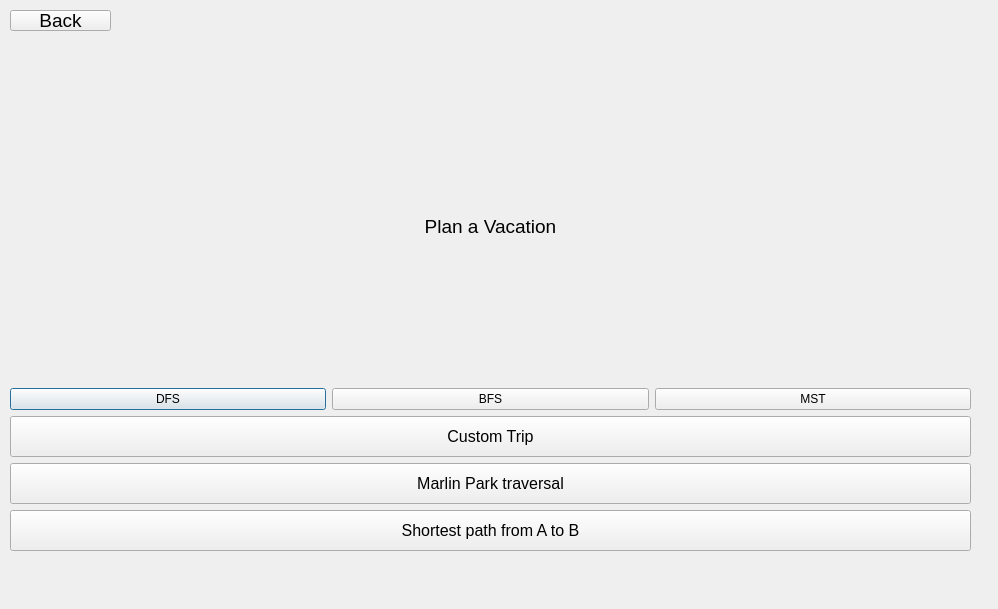
The window that BaseballProject2/tripplanner.ui (tholm1/CS1D-Project-2-Baseball) describes before a commit, drawn with Qt 5.
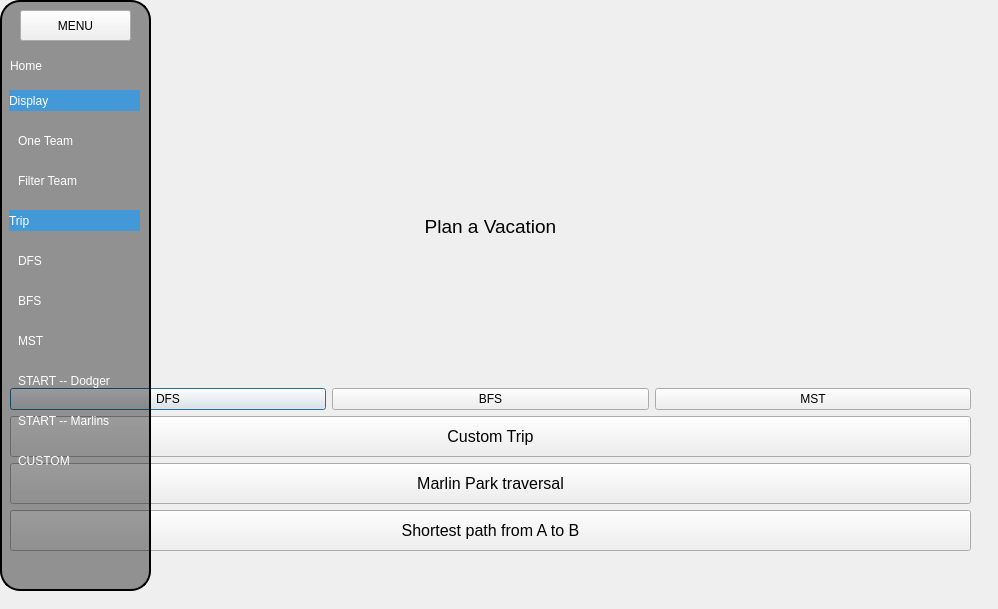
The same window after the commit. The open tabs and pages were chosen to show the change. Icons and pictures are not drawn.

Commit message: Major UI update: Fully implement Menu feature

```diff
--- a/BaseballProject2/tripplanner.ui
+++ b/BaseballProject2/tripplanner.ui
@@ -18,8 +18,8 @@
     <rect>
      <x>0</x>
      <y>0</y>
-     <width>991</width>
-     <height>631</height>
+     <width>981</width>
+     <height>621</height>
     </rect>
    </property>
    <property name="styleSheet">
@@ -151,27 +151,6 @@
       </item>
      </layout>
     </widget>
-    <widget class="QPushButton" name="PushButton_BackToMain">
-     <property name="geometry">
-      <rect>
-       <x>10</x>
-       <y>10</y>
-       <width>101</width>
-       <height>21</height>
-      </rect>
-     </property>
-     <property name="font">
-      <font>
-       <pointsize>14</pointsize>
-      </font>
-     </property>
-     <property name="styleSheet">
-      <string notr="true"/>
-     </property>
-     <property name="text">
-      <string>Back</string>
-     </property>
-    </widget>
    </widget>
    <widget class="QWidget" name="DijkstrasSelectionScreen">
     <widget class="QWidget" name="layoutWidget_8">
@@ -771,6 +750,359 @@
     </widget>
    </widget>
   </widget>
+  <widget class="QFrame" name="frame">
+   <property name="geometry">
+    <rect>
+     <x>0</x>
+     <y>0</y>
+     <width>151</width>
+     <height>591</height>
+    </rect>
+   </property>
+   <property name="autoFillBackground">
+    <bool>false</bool>
+   </property>
+   <property name="styleSheet">
+    <string notr="true">QPushButton:checked {
+	background-color: #4398D8;
+}
+QPushButton:hover{
+	background-color: #85C1E9
+}
+#frame { border: 2px solid black;
+border-radius:20px;
+background-color:rgba(0,0,0,100); }
+
+</string>
+   </property>
+   <property name="frameShape">
+    <enum>QFrame::StyledPanel</enum>
+   </property>
+   <property name="frameShadow">
+    <enum>QFrame::Raised</enum>
+   </property>
+   <widget class="QPushButton" name="pushButton">
+    <property name="geometry">
+     <rect>
+      <x>20</x>
+      <y>10</y>
+      <width>111</width>
+      <height>31</height>
+     </rect>
+    </property>
+    <property name="styleSheet">
+     <string notr="true">font: 700 12pt &quot;Segoe Print&quot;;</string>
+    </property>
+    <property name="text">
+     <string>MENU</string>
+    </property>
+   </widget>
+   <widget class="QPushButton" name="display_menu">
+    <property name="geometry">
+     <rect>
+      <x>9</x>
+      <y>90</y>
+      <width>131</width>
+      <height>21</height>
+     </rect>
+    </property>
+    <property name="sizePolicy">
+     <sizepolicy hsizetype="Minimum" vsizetype="Fixed">
+      <horstretch>0</horstretch>
+      <verstretch>0</verstretch>
+     </sizepolicy>
+    </property>
+    <property name="focusPolicy">
+     <enum>Qt::StrongFocus</enum>
+    </property>
+    <property name="layoutDirection">
+     <enum>Qt::RightToLeft</enum>
+    </property>
+    <property name="styleSheet">
+     <string notr="true">text-align: left;
+border: none;
+color: rgb(255, 255, 255);</string>
+    </property>
+    <property name="text">
+     <string>Display</string>
+    </property>
+    <property name="icon">
+     <iconset resource="Resources.qrc">
+      <normaloff>:/icons/feather/arrow-right.svg</normaloff>
+      <normalon>:/icons/feather/arrow-down.svg</normalon>:/icons/feather/arrow-right.svg</iconset>
+    </property>
+    <property name="checkable">
+     <bool>true</bool>
+    </property>
+    <property name="checked">
+     <bool>true</bool>
+    </property>
+   </widget>
+   <widget class="QWidget" name="team_widget" native="true">
+    <property name="geometry">
+     <rect>
+      <x>9</x>
+      <y>120</y>
+      <width>131</width>
+      <height>81</height>
+     </rect>
+    </property>
+    <widget class="QPushButton" name="one_team">
+     <property name="geometry">
+      <rect>
+       <x>9</x>
+       <y>10</y>
+       <width>111</width>
+       <height>22</height>
+      </rect>
+     </property>
+     <property name="focusPolicy">
+      <enum>Qt::NoFocus</enum>
+     </property>
+     <property name="styleSheet">
+      <string notr="true">text-align: left;
+border: none;
+color: rgb(255, 255, 255);</string>
+     </property>
+     <property name="text">
+      <string>One Team</string>
+     </property>
+    </widget>
+    <widget class="QPushButton" name="filterTeam">
+     <property name="geometry">
+      <rect>
+       <x>9</x>
+       <y>50</y>
+       <width>111</width>
+       <height>22</height>
+      </rect>
+     </property>
+     <property name="focusPolicy">
+      <enum>Qt::NoFocus</enum>
+     </property>
+     <property name="styleSheet">
+      <string notr="true">text-align: left;
+border: none;
+color: rgb(255, 255, 255);</string>
+     </property>
+     <property name="text">
+      <string>Filter Team</string>
+     </property>
+    </widget>
+   </widget>
+   <widget class="QPushButton" name="Trip_button">
+    <property name="geometry">
+     <rect>
+      <x>9</x>
+      <y>210</y>
+      <width>131</width>
+      <height>21</height>
+     </rect>
+    </property>
+    <property name="focusPolicy">
+     <enum>Qt::StrongFocus</enum>
+    </property>
+    <property name="layoutDirection">
+     <enum>Qt::RightToLeft</enum>
+    </property>
+    <property name="styleSheet">
+     <string notr="true">text-align: left;
+border: none;
+color: rgb(255, 255, 255);</string>
+    </property>
+    <property name="text">
+     <string>Trip</string>
+    </property>
+    <property name="icon">
+     <iconset resource="Resources.qrc">
+      <normaloff>:/icons/feather/arrow-right.svg</normaloff>
+      <normalon>:/icons/feather/arrow-down.svg</normalon>:/icons/feather/arrow-right.svg</iconset>
+    </property>
+    <property name="checkable">
+     <bool>true</bool>
+    </property>
+    <property name="checked">
+     <bool>true</bool>
+    </property>
+   </widget>
+   <widget class="QWidget" name="widget" native="true">
+    <property name="geometry">
+     <rect>
+      <x>9</x>
+      <y>250</y>
+      <width>131</width>
+      <height>261</height>
+     </rect>
+    </property>
+    <widget class="QPushButton" name="DFS_2">
+     <property name="geometry">
+      <rect>
+       <x>9</x>
+       <y>0</y>
+       <width>111</width>
+       <height>22</height>
+      </rect>
+     </property>
+     <property name="styleSheet">
+      <string notr="true">text-align: left;
+border: none;
+color: rgb(255, 255, 255);</string>
+     </property>
+     <property name="text">
+      <string>DFS</string>
+     </property>
+    </widget>
+    <widget class="QPushButton" name="BFS">
+     <property name="geometry">
+      <rect>
+       <x>9</x>
+       <y>40</y>
+       <width>111</width>
+       <height>22</height>
+      </rect>
+     </property>
+     <property name="styleSheet">
+      <string notr="true">text-align: left;
+border: none;
+color: rgb(255, 255, 255);</string>
+     </property>
+     <property name="text">
+      <string>BFS</string>
+     </property>
+    </widget>
+    <widget class="QPushButton" name="MST_2">
+     <property name="geometry">
+      <rect>
+       <x>9</x>
+       <y>80</y>
+       <width>111</width>
+       <height>22</height>
+      </rect>
+     </property>
+     <property name="styleSheet">
+      <string notr="true">text-align: left;
+border: none;
+color: rgb(255, 255, 255);</string>
+     </property>
+     <property name="text">
+      <string>MST</string>
+     </property>
+    </widget>
+    <widget class="QPushButton" name="startDodger">
+     <property name="geometry">
+      <rect>
+       <x>9</x>
+       <y>120</y>
+       <width>111</width>
+       <height>22</height>
+      </rect>
+     </property>
+     <property name="styleSheet">
+      <string notr="true">text-align: left;
+border: none;
+color: rgb(255, 255, 255);</string>
+     </property>
+     <property name="text">
+      <string>START -- Dodger</string>
+     </property>
+    </widget>
+    <widget class="QPushButton" name="startMarlin">
+     <property name="geometry">
+      <rect>
+       <x>9</x>
+       <y>160</y>
+       <width>111</width>
+       <height>22</height>
+      </rect>
+     </property>
+     <property name="styleSheet">
+      <string notr="true">text-align: left;
+border: none;
+color: rgb(255, 255, 255);</string>
+     </property>
+     <property name="text">
+      <string>START -- Marlins</string>
+     </property>
+    </widget>
+    <widget class="QPushButton" name="custom">
+     <property name="geometry">
+      <rect>
+       <x>9</x>
+       <y>200</y>
+       <width>111</width>
+       <height>22</height>
+      </rect>
+     </property>
+     <property name="styleSheet">
+      <string notr="true">text-align: left;
+border: none;
+color: rgb(255, 255, 255);</string>
+     </property>
+     <property name="text">
+      <string>CUSTOM</string>
+     </property>
+    </widget>
+   </widget>
+   <widget class="QPushButton" name="mainpage">
+    <property name="geometry">
+     <rect>
+      <x>10</x>
+      <y>50</y>
+      <width>131</width>
+      <height>31</height>
+     </rect>
+    </property>
+    <property name="styleSheet">
+     <string notr="true">font: 700 9pt &quot;Segoe UI&quot;;
+text-align: left;
+border: none;
+color: rgb(255, 255, 255);</string>
+    </property>
+    <property name="text">
+     <string>Home</string>
+    </property>
+    <property name="icon">
+     <iconset resource="Resources.qrc">
+      <normaloff>:/icons/feather/home.svg</normaloff>:/icons/feather/home.svg</iconset>
+    </property>
+   </widget>
+  </widget>
+  <widget class="QPushButton" name="back_menu">
+   <property name="geometry">
+    <rect>
+     <x>30</x>
+     <y>10</y>
+     <width>51</width>
+     <height>31</height>
+    </rect>
+   </property>
+   <property name="styleSheet">
+    <string notr="true">text-align: left;
+border: none;</string>
+   </property>
+   <property name="text">
+    <string/>
+   </property>
+   <property name="icon">
+    <iconset resource="Resources.qrc">
+     <normaloff>:/icons/feather/menu.svg</normaloff>:/icons/feather/menu.svg</iconset>
+   </property>
+   <property name="iconSize">
+    <size>
+     <width>20</width>
+     <height>20</height>
+    </size>
+   </property>
+   <property name="checkable">
+    <bool>false</bool>
+   </property>
+   <property name="checked">
+    <bool>false</bool>
+   </property>
+  </widget>
+  <zorder>TripPlannerStackedWidget</zorder>
+  <zorder>back_menu</zorder>
+  <zorder>frame</zorder>
  </widget>
  <resources/>
  <connections/>
```
Left out of the diff: 149 changed lines with no effect on the pictures. The commit also changes 14 other files.
